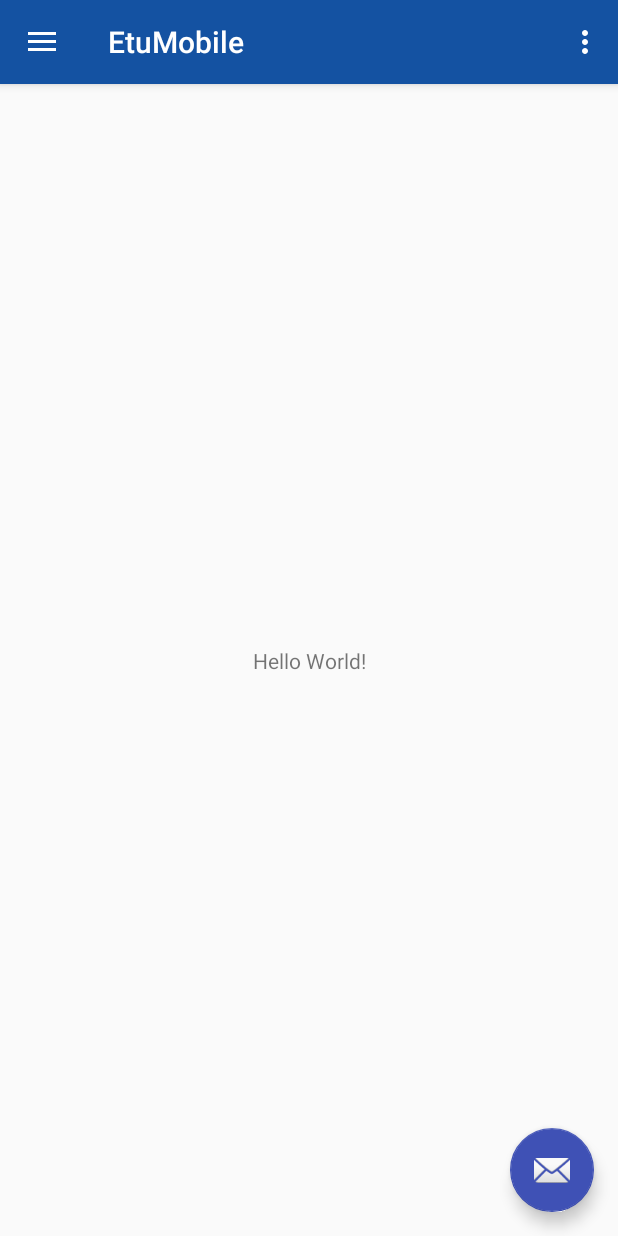
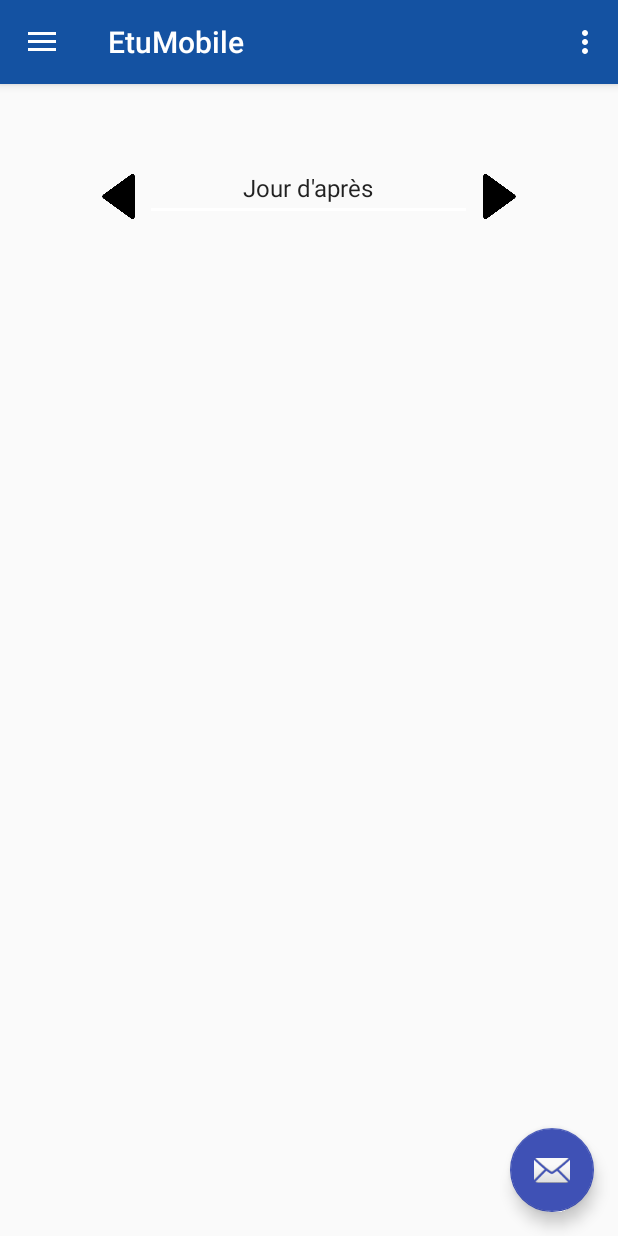
Before and after one commit to swve/etumobile, an Android app: the MainActivity screen opened directly, with no data from a screen before it, after a tap on "Tableau de bord", on a phone screen of 412 x 824 dp. Run offline under Robolectric (Android 15) with nearby library versions, the phone set to English and light mode, and no system bars; 3 other taps on this screen came first.

Commit message:
Ajout date page Home

```diff
--- a/app/src/main/java/com/eg23/etumobile/MainActivity.java
+++ b/app/src/main/java/com/eg23/etumobile/MainActivity.java
@@ -14,9 +14,17 @@ import android.support.v4.widget.DrawerLayout;
 import android.support.v7.app.AppCompatActivity;
 import android.support.v7.widget.Toolbar;
 import android.view.Menu;
+import android.widget.Button;
+import android.widget.EditText;
+
+import java.text.BreakIterator;
+import java.util.Calendar;
+import java.util.Date;
 
 public class MainActivity extends AppCompatActivity
         implements NavigationView.OnNavigationItemSelectedListener {
+
+    private static EditText dateSelected;
 
     @Override
     protected void onCreate(Bundle savedInstanceState) {
@@ -39,6 +47,41 @@ public class MainActivity extends AppCompatActivity
         drawer.addDrawerListener(toggle);
         toggle.syncState();
         navigationView.setNavigationItemSelectedListener(this);
+
+
+        // Gestion de la date Tableau de bord
+
+        dateSelected = (EditText) findViewById(R.id.dateSelected);
+        final Calendar dateDuJour = Calendar.getInstance();
+        int annee = dateDuJour.get(Calendar.YEAR);
+        int mois = dateDuJour.get(Calendar.MONTH);
+        int jourMois = dateDuJour.get(Calendar.DAY_OF_MONTH);
+        int jourSemaine = dateDuJour.get(Calendar.DAY_OF_WEEK);
+
+        String tabMois[] = {"Janvier","Février","Mars","Avril","Mai","Juin","Juillet","Août","Septembre","Octobre","Novembre","Décembre"};
+        String tabSemaine[] = {"Lundi","Mardi","Mercredi","Jeudi","Vendredi","Samedi","Dimanche"};
+
+        String date = tabSemaine[jourSemaine] + " " + jourMois + " " + tabMois[mois] + " " + annee;
+        dateSelected.setText(date);
+
+        // Changement de la date via les boutons
+        // Droite
+        Button rightDateButton = (Button) findViewById(R.id.rightDateButton);
+        rightDateButton.setOnClickListener( new View.OnClickListener() {
+            @Override
+            public void onClick(View v) {
+                MainActivity.dateSelected.setText("Jour d'avant"); //test
+            }
+        });
+
+        // Gauche
+        Button leftDateButton = (Button) findViewById(R.id.leftDateButton);
+        leftDateButton.setOnClickListener( new View.OnClickListener() {
+            @Override
+            public void onClick(View v) {
+                MainActivity.dateSelected.setText("Jour d'après"); //test
+            }
+        });
     }
 
     @Override
@@ -66,7 +109,7 @@ public class MainActivity extends AppCompatActivity
         int id = item.getItemId();
 
         //noinspection SimplifiableIfStatement
-        if (id == R.id.profile) {
+        /*if (id == R.id.profile) {
             Intent myIntent = new Intent(MainActivity.this, ProfileActivity.class);
             MainActivity.this.startActivity(myIntent);
             return true;
@@ -76,7 +119,7 @@ public class MainActivity extends AppCompatActivity
             Intent myIntent = new Intent(MainActivity.this, ParamsActivity.class);
             MainActivity.this.startActivity(myIntent);
             return true;
-        }
+        }*/
 
         return super.onOptionsItemSelected(item);
     }
--- a/app/src/main/res/layout/content_main.xml
+++ b/app/src/main/res/layout/content_main.xml
@@ -8,13 +8,52 @@
     tools:context=".MainActivity"
     tools:showIn="@layout/app_bar_main">
 
-    <TextView
-        android:layout_width="wrap_content"
-        android:layout_height="wrap_content"
-        android:text="Hello World!"
-        app:layout_constraintBottom_toBottomOf="parent"
-        app:layout_constraintLeft_toLeftOf="parent"
-        app:layout_constraintRight_toRightOf="parent"
+    <EditText
+        android:id="@+id/dateSelected"
+        android:layout_width="218dp"
+        android:layout_height="43dp"
+        android:layout_marginStart="120dp"
+        android:layout_marginTop="48dp"
+        android:layout_marginEnd="120dp"
+        android:ems="10"
+        android:inputType="date"
+        android:textAlignment="center"
+        android:textSize="16sp"
+        app:layout_constraintEnd_toEndOf="parent"
+        app:layout_constraintHorizontal_bias="0.51"
+        app:layout_constraintStart_toStartOf="parent"
         app:layout_constraintTop_toTopOf="parent" />
 
+    <Button
+        android:id="@+id/rightDateButton"
+        android:layout_width="30dp"
+        android:layout_height="30dp"
+        android:layout_marginTop="60dp"
+        android:layout_marginEnd="64dp"
+        android:background="@drawable/triangle"
+        app:layout_constraintEnd_toEndOf="parent"
+        app:layout_constraintTop_toTopOf="parent" />
+
+    <Button
+        android:id="@+id/leftDateButton"
+        android:layout_width="30dp"
+        android:layout_height="30dp"
+        android:layout_marginStart="64dp"
+        android:layout_marginTop="60dp"
+        android:background="@drawable/triangle"
+        android:rotation="180"
+        app:layout_constraintStart_toStartOf="parent"
+        app:layout_constraintTop_toTopOf="parent" />
+
+    <LinearLayout
+        android:layout_width="340dp"
+        android:layout_height="470dp"
+        android:layout_marginStart="35dp"
+        android:layout_marginEnd="35dp"
+        android:layout_marginBottom="90dp"
+        android:orientation="vertical"
+        app:layout_constraintBottom_toBottomOf="parent"
+        app:layout_constraintEnd_toEndOf="parent"
+        app:layout_constraintStart_toStartOf="parent"></LinearLayout>
+
 </android.support.constraint.ConstraintLayout>
```
Also changed, not shown: app/src/main/res/drawable-v24/triangle.png (added).
